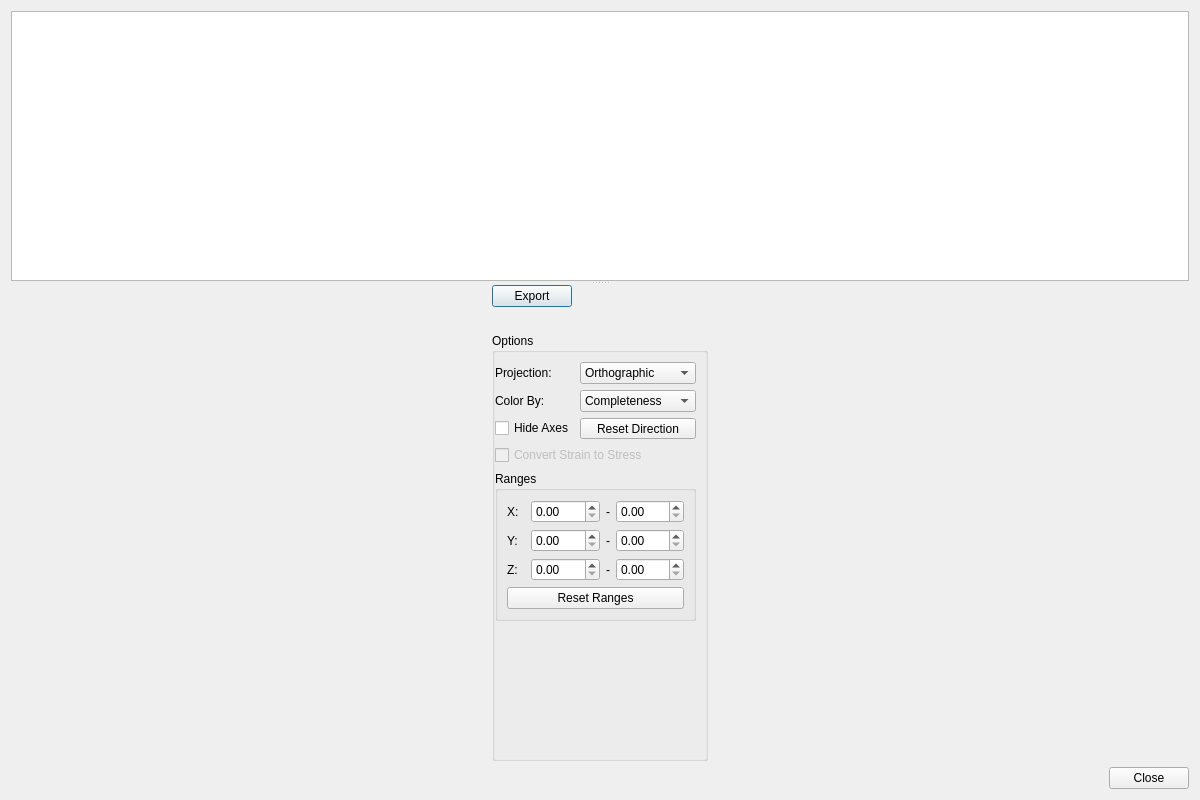
This is hexrd/ui/resources/ui/fit_grains_results_dialog.ui in HEXRD/hexrdgui as Qt 5 draws it before an edit. The edited form follows.
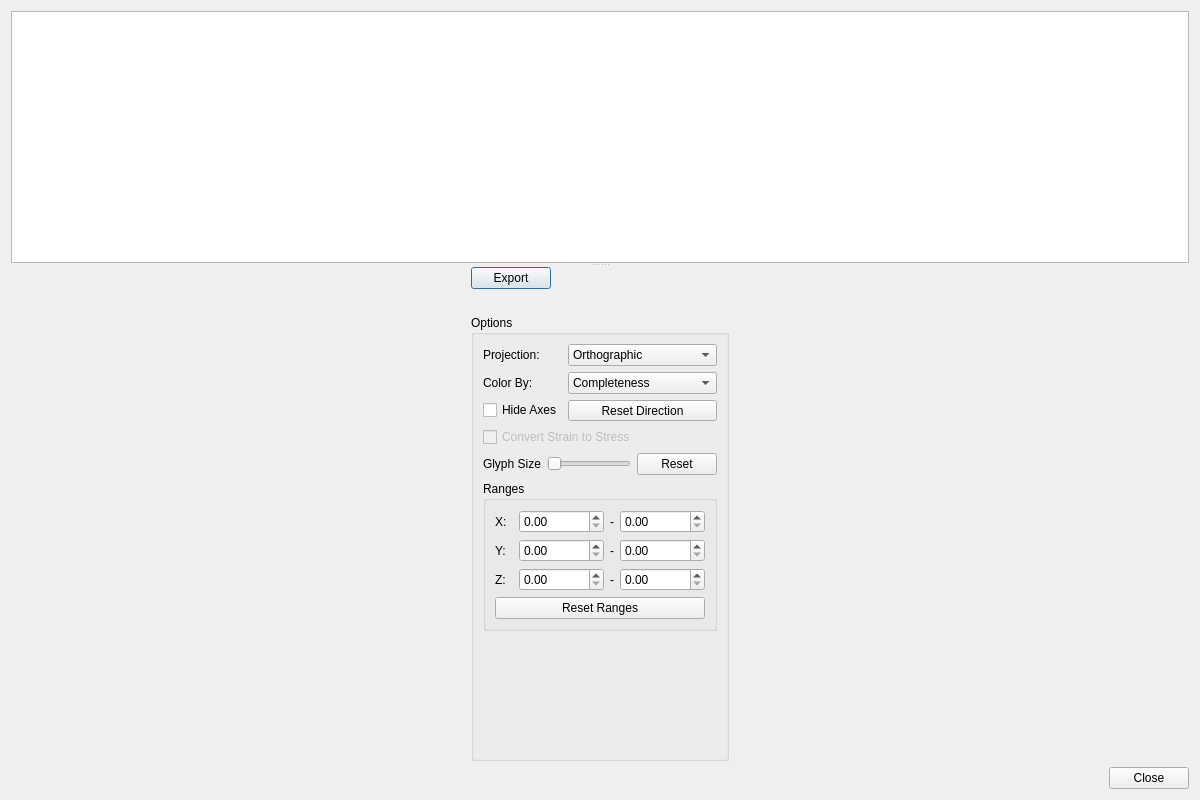
This is the edited form. Custom widgets are drawn as their Qt base class.

Commit message: Allow user to resize glyphs

Patch:
```diff
--- a/hexrd/ui/resources/ui/fit_grains_results_dialog.ui
+++ b/hexrd/ui/resources/ui/fit_grains_results_dialog.ui
@@ -123,13 +123,7 @@
             <property name="title">
              <string>Options</string>
             </property>
-            <layout class="QFormLayout" name="formLayout_2">
-             <property name="leftMargin">
-              <number>0</number>
-             </property>
-             <property name="bottomMargin">
-              <number>0</number>
-             </property>
+            <layout class="QFormLayout" name="formLayout">
              <item row="0" column="0">
               <widget class="QLabel" name="projection_label">
                <property name="text">
@@ -202,7 +196,14 @@
                </item>
               </widget>
              </item>
-             <item row="3" column="1">
+             <item row="2" column="0">
+              <widget class="QCheckBox" name="hide_axes">
+               <property name="text">
+                <string>Hide Axes</string>
+               </property>
+              </widget>
+             </item>
+             <item row="2" column="1">
               <widget class="QToolButton" name="set_view_direction">
                <property name="sizePolicy">
                 <sizepolicy hsizetype="Preferred" vsizetype="Preferred">
@@ -221,13 +222,59 @@
                </property>
               </widget>
              </item>
-             <item row="3" column="0">
-              <widget class="QCheckBox" name="hide_axes">
+             <item row="3" column="0" colspan="2">
+              <widget class="QCheckBox" name="convert_strain_to_stress">
+               <property name="enabled">
+                <bool>false</bool>
+               </property>
+               <property name="toolTip">
+                <string>&lt;html&gt;&lt;head/&gt;&lt;body&gt;&lt;p&gt;Convert strain to stress. Requires a material where the elastic stiffness tensor is defined (see the properties tab in the materials panel).&lt;/p&gt;&lt;/body&gt;&lt;/html&gt;</string>
+               </property>
                <property name="text">
-                <string>Hide Axes</string>
+                <string>Convert Strain to Stress</string>
                </property>
               </widget>
              </item>
+             <item row="4" column="0" colspan="2">
+              <layout class="QHBoxLayout" name="horizontalLayout_2">
+               <item>
+                <widget class="QLabel" name="glyph_size_label">
+                 <property name="text">
+                  <string>Glyph Size</string>
+                 </property>
+                </widget>
+               </item>
+               <item>
+                <widget class="QSlider" name="glyph_size_slider">
+                 <property name="minimum">
+                  <number>1</number>
+                 </property>
+                 <property name="maximum">
+                  <number>2000</number>
+                 </property>
+                 <property name="singleStep">
+                  <number>1</number>
+                 </property>
+                 <property name="pageStep">
+                  <number>2</number>
+                 </property>
+                 <property name="value">
+                  <number>1</number>
+                 </property>
+                 <property name="orientation">
+                  <enum>Qt::Horizontal</enum>
+                 </property>
+                </widget>
+               </item>
+               <item>
+                <widget class="QPushButton" name="reset_glyph_size">
+                 <property name="text">
+                  <string>Reset</string>
+                 </property>
+                </widget>
+               </item>
+              </layout>
+             </item>
              <item row="5" column="0" colspan="2">
               <widget class="QGroupBox" name="ranges_group">
                <property name="title">
@@ -427,19 +474,6 @@
                </layout>
               </widget>
              </item>
-             <item row="4" column="0" colspan="2">
-              <widget class="QCheckBox" name="convert_strain_to_stress">
-               <property name="enabled">
-                <bool>false</bool>
-               </property>
-               <property name="toolTip">
-                <string>&lt;html&gt;&lt;head/&gt;&lt;body&gt;&lt;p&gt;Convert strain to stress. Requires a material where the elastic stiffness tensor is defined (see the properties tab in the materials panel).&lt;/p&gt;&lt;/body&gt;&lt;/html&gt;</string>
-               </property>
-               <property name="text">
-                <string>Convert Strain to Stress</string>
-               </property>
-              </widget>
-             </item>
             </layout>
            </widget>
           </item>
```
The commit also changes 1 other file.
